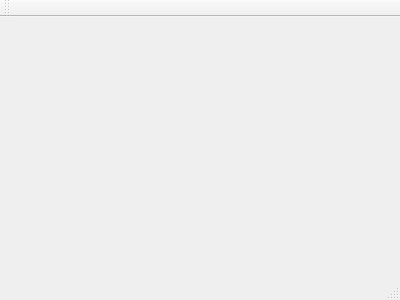
Qt form hacts-gui/mainwindow.ui (hacts-app/hacts) before a commit.
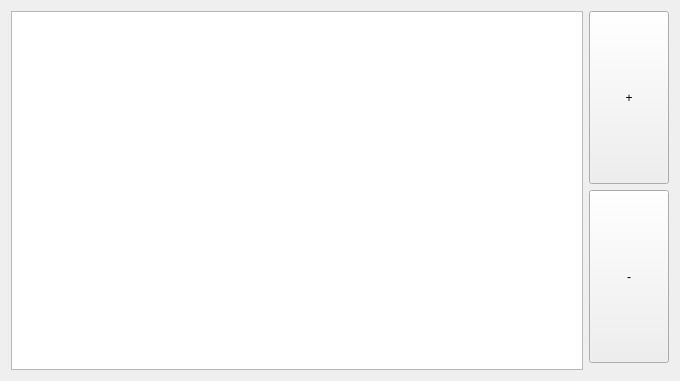
The same form after that commit.

Diff of the .ui file:
```diff
--- a/hacts-gui/mainwindow.ui
+++ b/hacts-gui/mainwindow.ui
@@ -1,24 +1,73 @@
 <ui version="4.0">
  <class>MainWindow</class>
- <widget class="QMainWindow" name="MainWindow" >
-  <property name="geometry" >
+ <widget class="QMainWindow" name="MainWindow">
+  <property name="geometry">
    <rect>
     <x>0</x>
     <y>0</y>
-    <width>400</width>
-    <height>300</height>
+    <width>680</width>
+    <height>381</height>
    </rect>
   </property>
   <property name="windowTitle" >
    <string>MainWindow</string>
   </property>
-  <widget class="QMenuBar" name="menuBar" />
-  <widget class="QToolBar" name="mainToolBar" />
-  <widget class="QWidget" name="centralWidget" />
-  <widget class="QStatusBar" name="statusBar" />
+  <widget class="QWidget" name="centralWidget">
+   <layout class="QHBoxLayout" name="horizontalLayout">
+    <item>
+     <widget class="QGraphicsView" name="graphicsView">
+      <property name="renderHints">
+       <set>QPainter::Antialiasing|QPainter::SmoothPixmapTransform|QPainter::TextAntialiasing</set>
+      </property>
+      <property name="dragMode">
+       <enum>QGraphicsView::ScrollHandDrag</enum>
+      </property>
+     </widget>
+    </item>
+    <item>
+     <layout class="QVBoxLayout" name="verticalLayout">
+      <item>
+       <widget class="QPushButton" name="zoomInButton">
+        <property name="sizePolicy">
+         <sizepolicy hsizetype="Minimum" vsizetype="Minimum">
+          <horstretch>0</horstretch>
+          <verstretch>0</verstretch>
+         </sizepolicy>
+        </property>
+        <property name="text">
+         <string>+</string>
+        </property>
+       </widget>
+      </item>
+      <item>
+       <widget class="QPushButton" name="zoomOutButton">
+        <property name="sizePolicy">
+         <sizepolicy hsizetype="Minimum" vsizetype="Minimum">
+          <horstretch>0</horstretch>
+          <verstretch>0</verstretch>
+         </sizepolicy>
+        </property>
+        <property name="text">
+         <string>-</string>
+        </property>
+       </widget>
+      </item>
+      <item>
+       <spacer name="verticalSpacer">
+        <property name="orientation">
+         <enum>Qt::Vertical</enum>
+        </property>
+        <property name="sizeType">
+         <enum>QSizePolicy::Expanding</enum>
+        </property>
+       </spacer>
+      </item>
+     </layout>
+    </item>
+   </layout>
+  </widget>
  </widget>
- <layoutDefault spacing="6" margin="11" />
- <pixmapfunction></pixmapfunction>
+ <layoutdefault spacing="6" margin="11"/>
  <resources/>
  <connections/>
 </ui>
```
Left out of the diff: 3 changed lines with no effect on the pictures.
